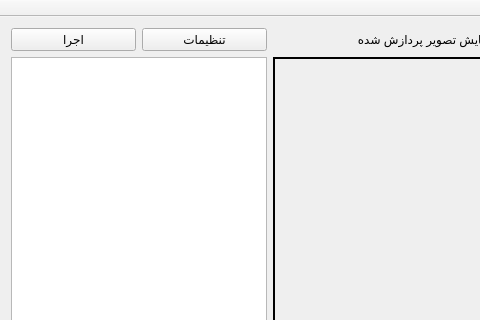
Qt form mainwindow.ui (pouya-codes/OccuptantDetector) before a commit; both pictures show x 0 to 480 and y 0 to 320 of the 1014 by 754 pixel window.
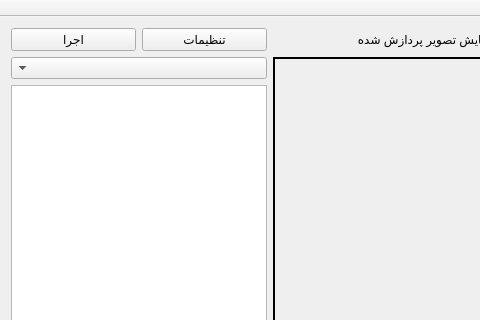
The same form after that commit. Custom widgets are drawn as their Qt base class.

Commit message: Before use of CarOccupany Class

Patch:
```diff
--- a/mainwindow.ui
+++ b/mainwindow.ui
@@ -108,6 +108,9 @@
     </item>
     <item row="1" column="1">
      <layout class="QVBoxLayout" name="verticalLayout_3">
+      <item>
+       <widget class="QComboBox" name="comboBox_date"/>
+      </item>
       <item>
        <widget class="QTableView" name="tableView">
         <property name="sizePolicy">
```
Left out of the diff: 2 changed lines with no effect on the pictures. The commit also changes 23 other files.
